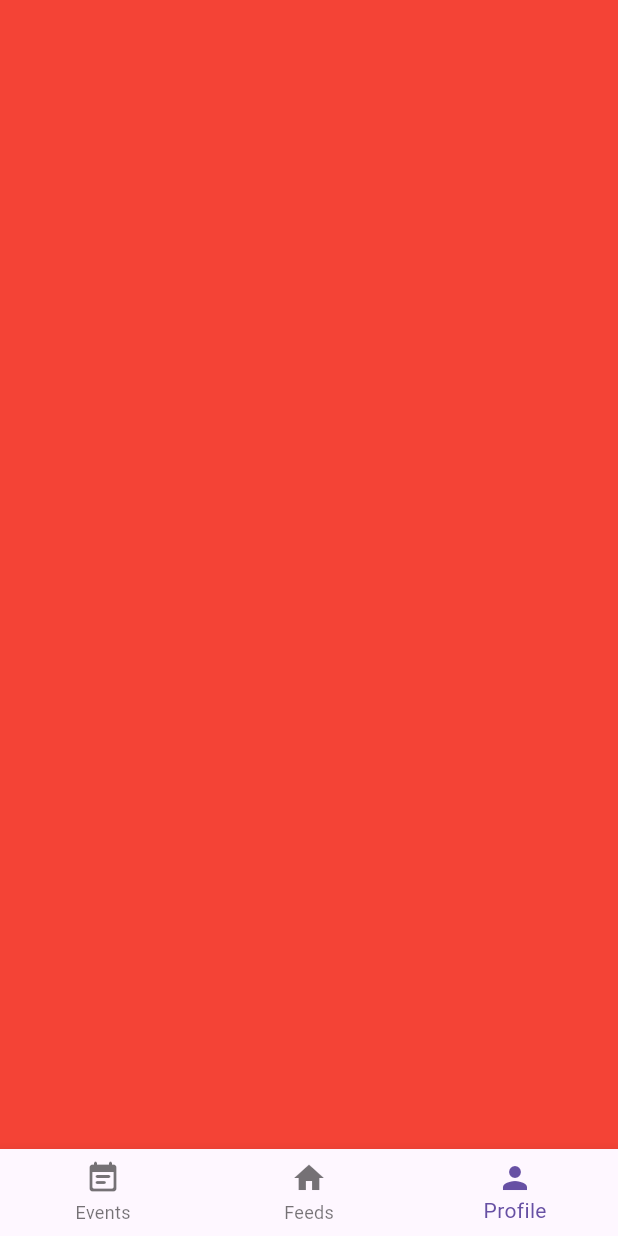
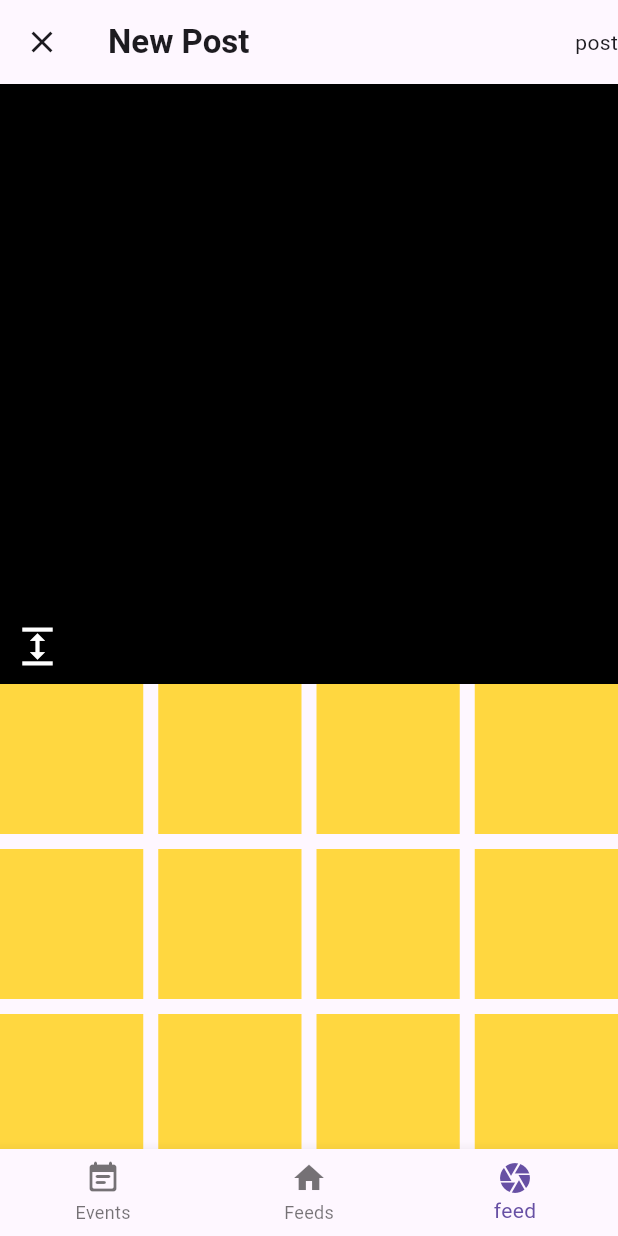
Before and after one commit to jaganprasad093/travelmate, a Flutter app: the BottomNavigationScreen screen opened directly, item 3 of the bottom bar chosen, on a phone screen of 412 x 824 dp. Run offline on Flutter 3.47's test engine with Material 3 defaults, Android fonts, the phone set to English and light mode, and no system bars; our stand-ins replace cloud_firestore, firebase_auth, firebase_core; accounts and stored records are empty; network calls fail.

Commit message:
add post ui complete

```diff
--- a/lib/controller/event_controller/eventcontroller.dart
+++ b/lib/controller/event_controller/eventcontroller.dart
@@ -3,9 +3,9 @@ import 'package:flutter/material.dart';
 import 'package:travelmate/model/eventModelclass.dart';
 
 class eventsControllerScreen with ChangeNotifier {
-  CollectionReference collectionReference =
-      FirebaseFirestore.instance.collection("events");
+  var collectionReference = FirebaseFirestore.instance.collection("events");
   String selectedType = "solo";
+  List<EventModel> eventList = [];
 
   changeType(String value) {
     selectedType = value;
@@ -24,4 +24,20 @@ class eventsControllerScreen with ChangeNotifier {
 
     await collectionReference.add(data);
   }
+
+  addEventListner() {
+    collectionReference.snapshots().listen((event) {
+      eventList = event.docs.map((e) {
+        return EventModel(
+          TripName: e.data()["trip_name"],
+          budget_of_trip: e.data()["budget_of_trip"],
+          date: e.data()["date"],
+          choose_your_interset: e.data()["choose_your_interset"],
+          destination: e.data()["destination"],
+          travelType: e.data()["traveltype"],
+        );
+      }).toList();
+      notifyListeners();
+    });
+  }
 }
--- /dev/null
+++ b/lib/view/addpost screen/addpost.dart
@@ -0,0 +1,71 @@
+import 'package:flutter/material.dart';
+import 'package:flutter/widgets.dart';
+import 'package:travelmate/view/addpost%20screen/postscreen.dart';
+
+class AddPostScreen extends StatefulWidget {
+  const AddPostScreen({super.key});
+
+  @override
+  State<AddPostScreen> createState() => _AddPostScreenState();
+}
+
+class _AddPostScreenState extends State<AddPostScreen> {
+  @override
+  Widget build(BuildContext context) {
+    return Scaffold(
+      body: CustomScrollView(
+        slivers: [
+          SliverAppBar(
+            leading: Icon(Icons.close),
+            title: Text(
+              "New Post",
+              style: TextStyle(fontWeight: FontWeight.bold),
+            ),
+            actions: [
+              InkWell(
+                  onTap: () {
+                    Navigator.push(
+                        context,
+                        MaterialPageRoute(
+                          builder: (context) => PostScreen(),
+                        ));
+                  },
+                  child: Text("post"))
+            ],
+          ),
+          SliverToBoxAdapter(
+            child: Column(
+              children: [
+                Stack(children: [
+                  Container(
+                    height: 400,
+                    color: Colors.black,
+                  ),
+                  Positioned(
+                      bottom: 10,
+                      left: 10,
+                      child: Icon(
+                        Icons.expand,
+                        color: Colors.white,
+                        size: 30,
+                      ))
+                ])
+              ],
+            ),
+          ),
+          SliverGrid(
+              delegate:
+                  SliverChildBuilderDelegate((context, index) => Container(
+                        color: Colors.amberAccent,
+                      )),
+              gridDelegate: SliverGridDelegateWithMaxCrossAxisExtent(
+                maxCrossAxisExtent: 100,
+                mainAxisExtent: 100,
+                mainAxisSpacing: 10,
+                crossAxisSpacing: 10,
+              ))
+        ],
+      ),
+    );
+  }
+}
--- a/lib/view/bottom_navigation_screen/bottomNavigation.dart
+++ b/lib/view/bottom_navigation_screen/bottomNavigation.dart
@@ -1,4 +1,5 @@
 import 'package:flutter/material.dart';
+import 'package:travelmate/view/addpost%20screen/addpost.dart';
 import 'package:travelmate/view/event_screen/events.dart';
 import 'package:travelmate/view/homepage/homepage.dart';
 
@@ -13,9 +14,7 @@ class _BottomNavigationScreenState extends State<BottomNavigationScreen> {
   List listscreen = [
     EventsScreen(),
     Homepage(),
-    Container(
-      color: Colors.red,
-    ),
+    AddPostScreen(),
     Container(
       color: Colors.black,
     ),
@@ -42,9 +41,9 @@ class _BottomNavigationScreenState extends State<BottomNavigationScreen> {
             ),
             BottomNavigationBarItem(
               icon: Icon(
-                Icons.person,
+                Icons.camera,
               ),
-              label: 'Profile',
+              label: 'feed',
             ),
           ]),
     );
--- a/pubspec.yaml
+++ b/pubspec.yaml
@@ -39,6 +39,9 @@ dependencies:
   firebase_core: ^2.31.0
   firebase_auth: ^4.19.5
   cloud_firestore: ^4.17.3
+  camera: ^0.11.0
+  path_provider: ^2.1.3
+  path: ^1.9.0
 
 dev_dependencies:
   flutter_test:
```
Also changed, not shown: lib/view/addpost screen/postscreen.dart (added, +68 -0 lines), lib/view/event_screen/events.dart (+11 -6 lines), lib/view/event_screen/widgets/customMyTrip_widget.dart (+6 -5 lines), lib/controller/addPost_controller/addpost_controller.dart (added), lib/model/postModelclaa.dart (added), lib/view/profile_screen/profilescreen.dart (added), pubspec.lock, 1 other file.
